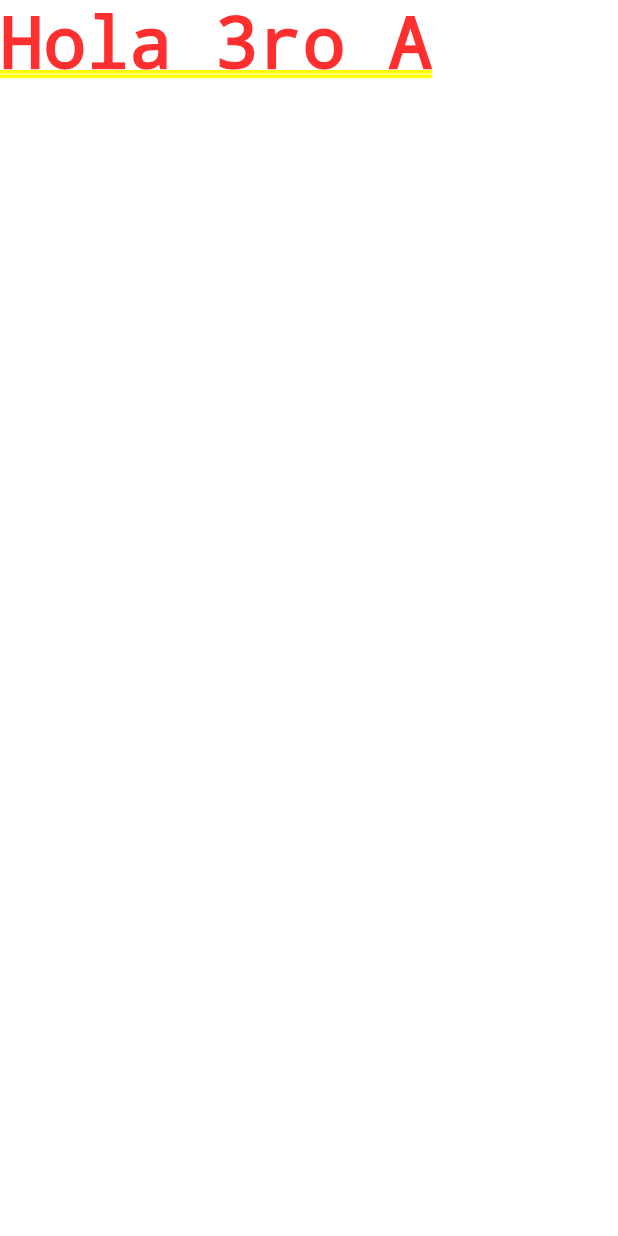
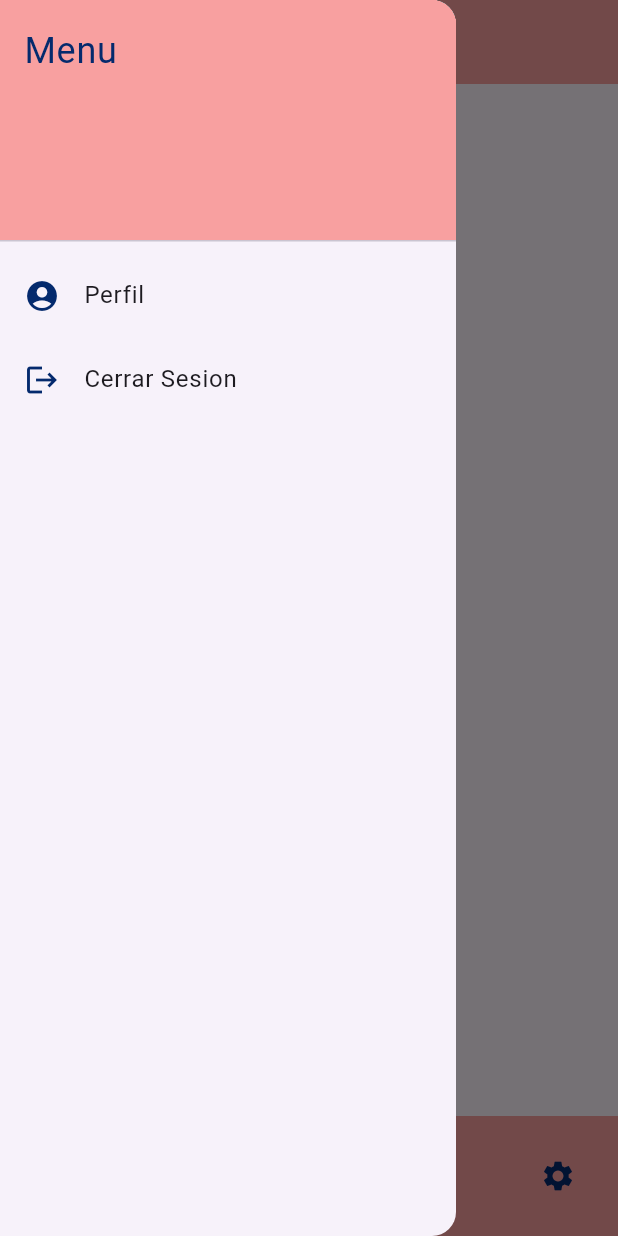
Before and after one commit to rodriQuelali/flutter-3a-2025, a Flutter app: the screen it shows after launch, with the side drawer open (before the commit the screen has no drawer), on a phone screen of 412 x 824 dp. Run offline on Flutter 3.47's test engine with Material 3 defaults, Android fonts, the phone set to English and light mode, and no system bars.

Commit message:
Menejo de Scafold, Steless.

```diff
--- a/flutter_application_1/lib/main.dart
+++ b/flutter_application_1/lib/main.dart
@@ -1,5 +1,6 @@
 
 import 'package:flutter/material.dart';
+import 'package:flutter_application_1/view/login.dart';
 
 void main(){
   runApp(new MyApp());
@@ -7,11 +8,10 @@
 
 class MyApp extends StatelessWidget {
   const MyApp({super.key});
-
   @override
   Widget build(BuildContext context) {
     return MaterialApp(
-      home: Text("Hola 3ro A"),
+      home: LoginPages()
     );
   }
 }
--- a/flutter_application_1/lib/view/login.dart
+++ b/flutter_application_1/lib/view/login.dart
@@ -1,9 +1,95 @@
 import 'package:flutter/material.dart';
 
-class loginPages extends StatelessWidget{
+class LoginPages extends StatelessWidget{
 
   @override
   Widget build(BuildContext context) {
-    return Scaffold();
+    return Scaffold(
+      appBar: AppBar(
+        title: Text("Login 3ro A", style: TextStyle(color: Color.fromRGBO(4, 42, 109, 1)),),
+        backgroundColor: Color.fromRGBO(248, 160, 160, 1),
+      ),
+      body: Center(
+        child: titulo(),
+      ),
+      floatingActionButton: FloatingActionButton(
+        onPressed: () {
+          // Accion del boton
+          print("Boton presionado");
+        },
+        child: Icon(Icons.ad_units),
+        backgroundColor: Color.fromRGBO(248, 160, 160, 1),
+      ),
+      floatingActionButtonLocation: FloatingActionButtonLocation.centerDocked,
+      bottomNavigationBar: BottomAppBar(
+        color: Color.fromRGBO(248, 160, 160, 1),
+        child: Row(
+          mainAxisAlignment: MainAxisAlignment.spaceBetween,
+          children: [
+            IconButton(
+              icon: Icon(Icons.home, color: Color.fromRGBO(4, 42, 109, 1)),
+              onPressed: () {
+                // Accion del boton de inicio
+                print("Inicio presionado");
+              },
+            ),
+            IconButton(
+              icon: Icon(Icons.settings, color: Color.fromRGBO(4, 42, 109, 1)),
+              onPressed: () {
+                // Accion del boton de configuracion
+                print("Configuracion presionado");
+              },
+            ),
+          ],
+        ),
+      ),
+      drawer: Drawer(
+        child: ListView(
+          padding: EdgeInsets.zero,
+          children: <Widget>[
+            DrawerHeader(
+              decoration: BoxDecoration(
+                color: Color.fromRGBO(248, 160, 160, 1),
+              ),
+              child: Text(
+                'Menu',
+                style: TextStyle(
+                  color: Color.fromRGBO(4, 42, 109, 1),
+                  fontSize: 24,
+                ),
+              ),
+            ),
+            ListTile(
+              leading: Icon(Icons.account_circle, color: Color.fromRGBO(4, 42, 109, 1)),
+              title: Text('Perfil'),
+              onTap: () {
+                // Accion del menu de perfil
+                print("Perfil seleccionado");
+              },
+            ),
+            ListTile(
+              leading: Icon(Icons.logout, color: Color.fromRGBO(4, 42, 109, 1)),
+              title: Text('Cerrar Sesion'),
+              onTap: () {
+                // Accion del menu de cerrar sesion
+                print("Cerrar Sesion seleccionado");
+              },
+            ),
+          ],
+        ),
+      ),
+    );
+  }
+
+
+  Widget titulo(){
+    return Text(
+      "Login 3ro A",
+      style: TextStyle(
+        color: Color.fromRGBO(4, 42, 109, 1),
+        fontSize: 30,
+        fontWeight: FontWeight.bold
+      ),
+    );
   }
 }
```
